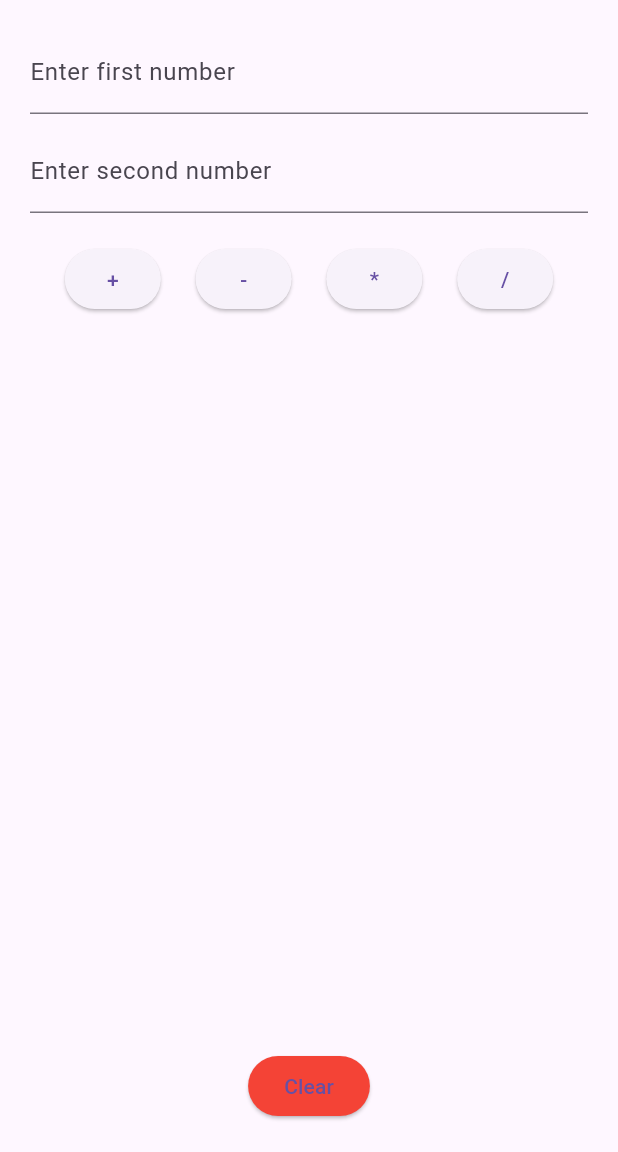
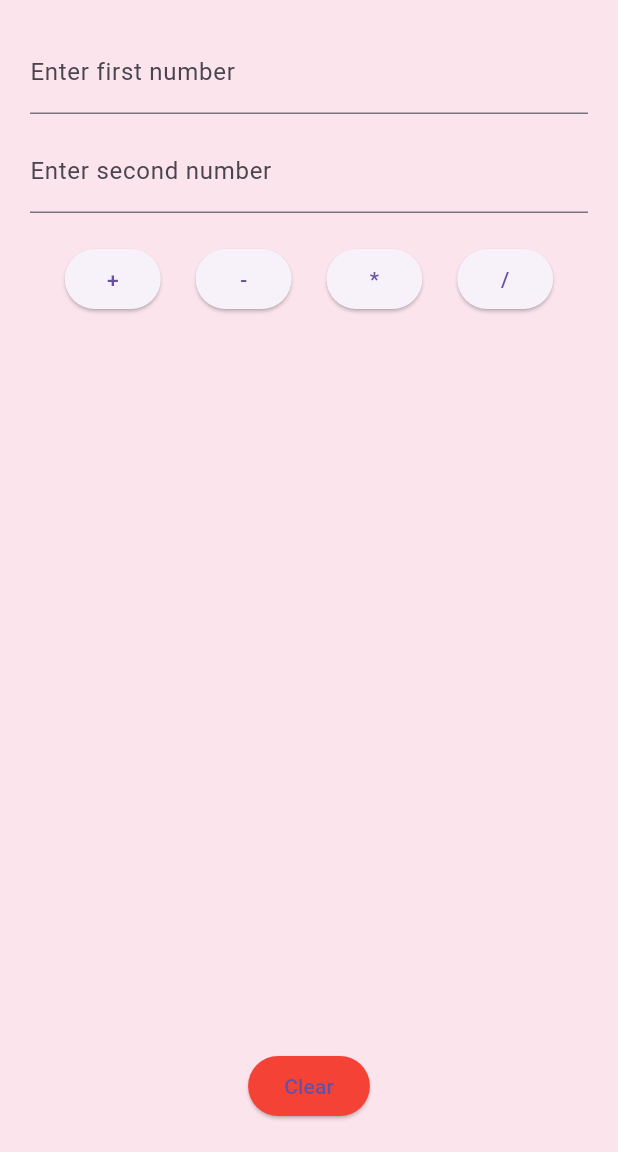
Before and after one commit to Sunilvarma341/ci_cd_flutter_calculator_app, a Flutter app: the screen it shows after launch, on a phone screen of 412 x 824 dp, the part 84-1236 px from its top. Run offline on Flutter 3.47's test engine with Material 3 defaults, Android fonts, the phone set to English and light mode, and no system bars.

Commit message:
added bg color

```diff
--- a/lib/main.dart
+++ b/lib/main.dart
@@ -87,7 +87,8 @@ class _CalculatorScreenState extends State<CalculatorScreen> {
       appBar: AppBar(
         backgroundColor: Colors.blue,
         title: Text('Simple Calculator')),
-      body: Padding(
+      body: Container(
+        color: Colors.pink[50],
         padding: const EdgeInsets.all(20.0),
         child: Column(
           children: [
```
